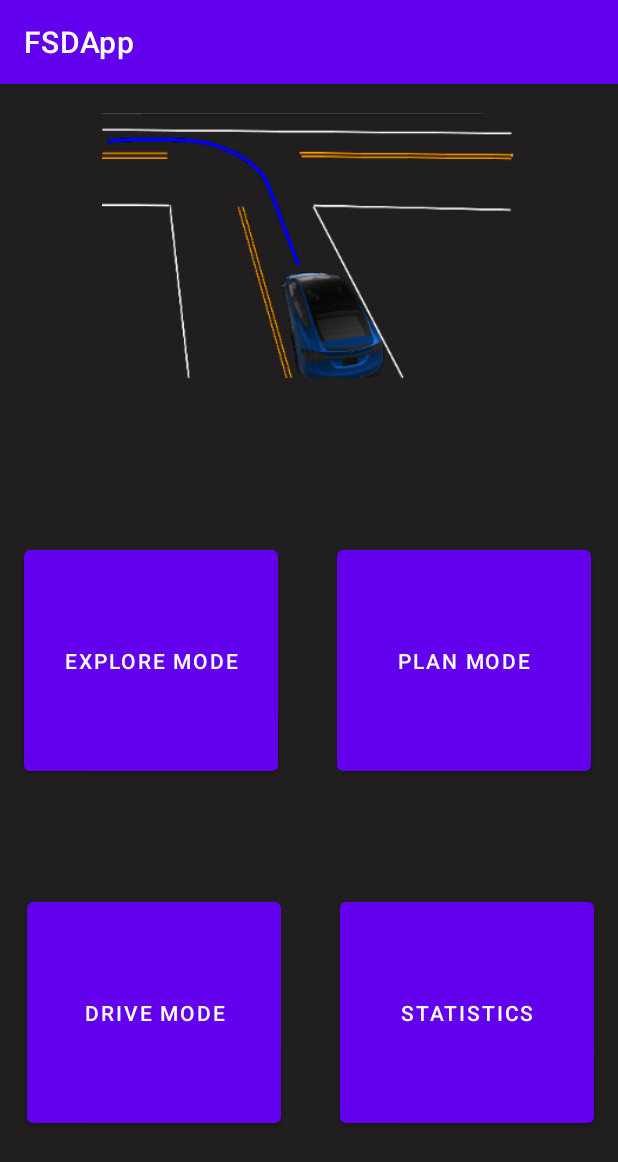
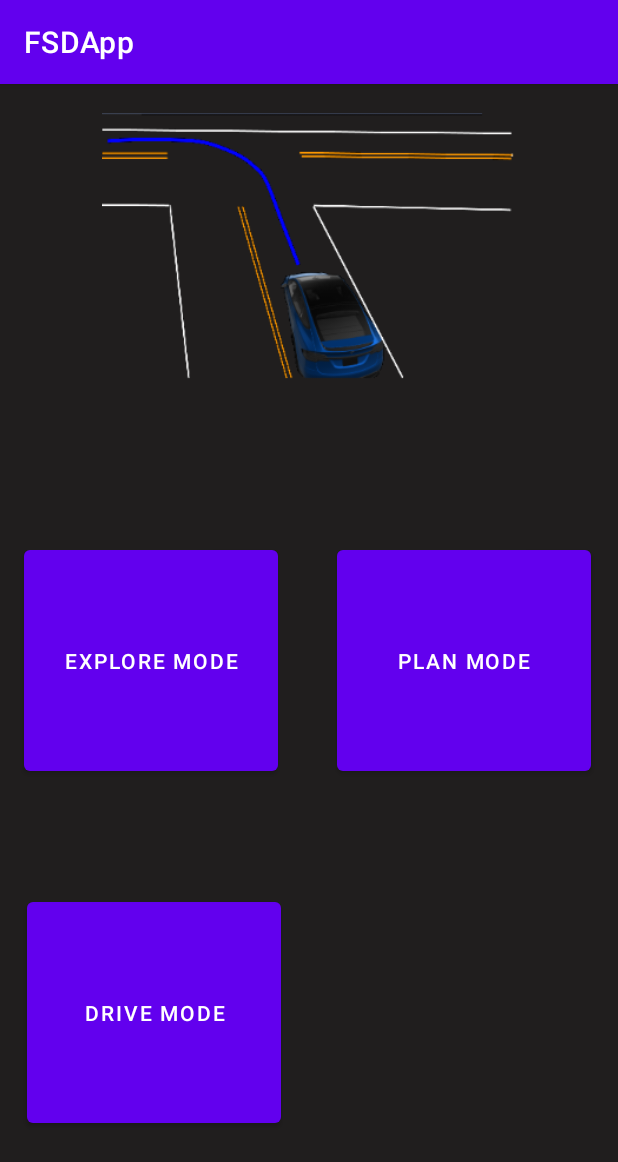
Before and after one commit to Whatever510/FSDPlanApp, an Android app: the screen it shows after launch (MainActivity), on a phone screen of 412 x 824 dp. Shown: the top 1162 px of the screen. Run offline under Robolectric (Android 15) with nearby library versions, the phone set to English and light mode, and no system bars.

```diff
--- a/app/src/main/res/layout/activity_main.xml
+++ b/app/src/main/res/layout/activity_main.xml
@@ -21,7 +21,7 @@
             app:layout_constraintBottom_toBottomOf="parent"
             app:layout_constraintTop_toTopOf="parent" app:layout_constraintVertical_bias="0.886"
             app:layout_constraintEnd_toEndOf="parent" app:layout_constraintStart_toStartOf="parent"
-            app:layout_constraintHorizontal_bias="0.933"/>
+            app:layout_constraintHorizontal_bias="0.933" android:visibility="invisible"/>
     <Button
             android:text="@string/drive_mode"
             android:layout_width="169dp"
```
Also changed, not shown: 1 other file.
